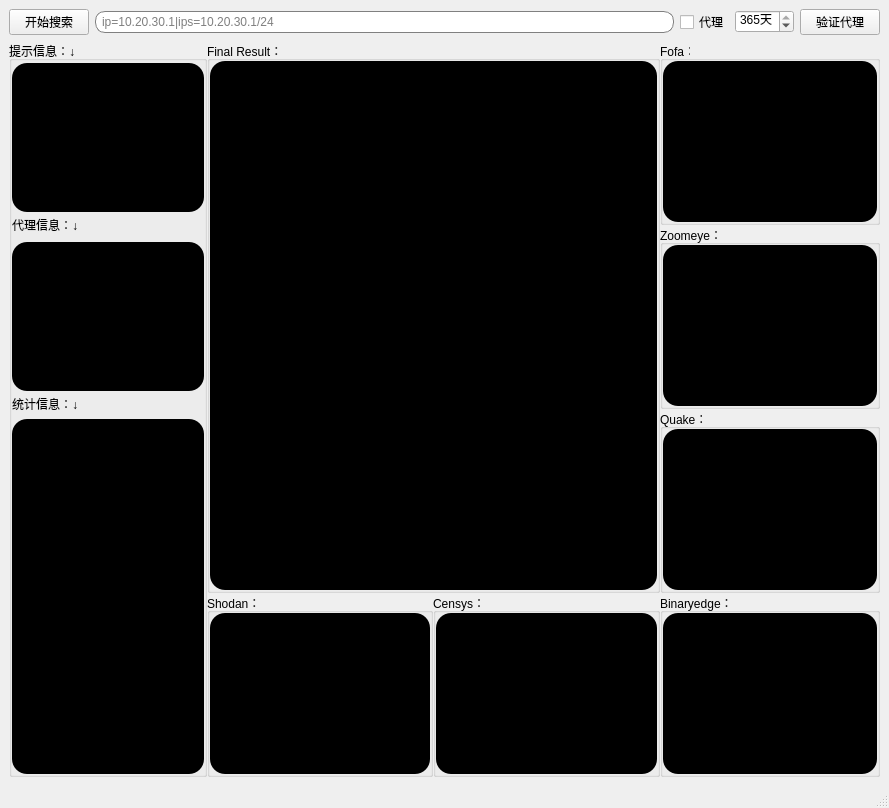
First picture: the form in search.ui, repository atdpa4sw0rd/Search-Tools, before the edit.
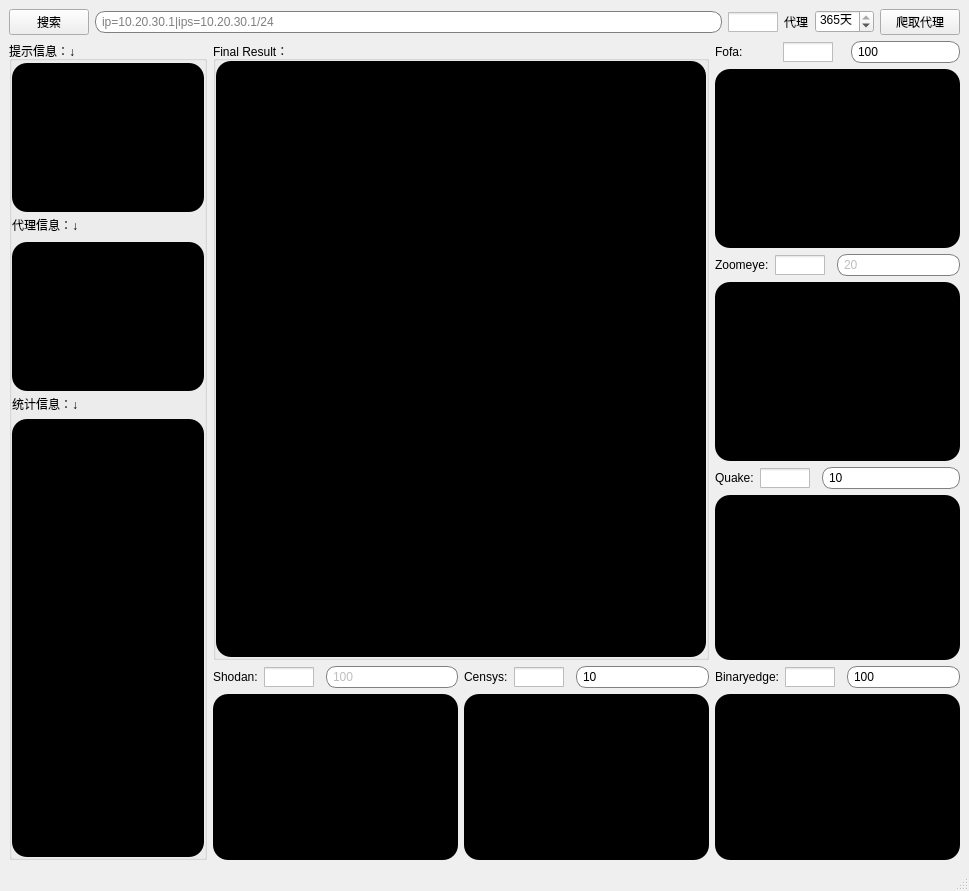
Second picture: the form after the edit. Icons and pictures are not drawn.

Patch:
```diff
--- a/search.ui
+++ b/search.ui
@@ -2,12 +2,15 @@
 <ui version="4.0">
  <class>allsearch</class>
  <widget class="QMainWindow" name="allsearch">
+  <property name="enabled">
+   <bool>true</bool>
+  </property>
   <property name="geometry">
    <rect>
     <x>0</x>
     <y>0</y>
-    <width>889</width>
-    <height>808</height>
+    <width>969</width>
+    <height>891</height>
    </rect>
   </property>
   <property name="windowTitle">
@@ -23,7 +26,7 @@
    <set>QMainWindow::AllowTabbedDocks|QMainWindow::AnimatedDocks</set>
   </property>
   <widget class="QWidget" name="centralwidget">
-   <layout class="QVBoxLayout" name="verticalLayout_6">
+   <layout class="QVBoxLayout" name="verticalLayout_8">
     <item>
      <layout class="QHBoxLayout" name="horizontalLayout">
       <item>
@@ -46,7 +49,17 @@
 }</string>
         </property>
         <property name="text">
-         <string>开始搜索</string>
+         <string>搜索</string>
+        </property>
+        <property name="icon">
+         <iconset resource="checkbox.qrc">
+          <normaloff>:/img/search.png</normaloff>:/img/search.png</iconset>
+        </property>
+        <property name="iconSize">
+         <size>
+          <width>43</width>
+          <height>21</height>
+         </size>
         </property>
        </widget>
       </item>
@@ -73,6 +86,20 @@
       </item>
       <item>
        <widget class="QCheckBox" name="proxy_checkBox">
+        <property name="styleSheet">
+         <string notr="true">QCheckBox::indicator { 
+    width: 50px;
+    height: 20px;
+}
+/*未选中*/
+QCheckBox::indicator::unchecked {   
+    image: url(:/img/false.png);
+}
+/*选中*/
+QCheckBox::indicator::checked { 
+    image: url(:/img/true.png);
+}</string>
+        </property>
         <property name="text">
          <string>代理</string>
         </property>
@@ -100,18 +127,19 @@
       <item>
        <widget class="QPushButton" name="proxy_test_pushButton">
         <property name="text">
-         <string>验证代理</string>
+         <string>爬取代理</string>
+        </property>
+        <property name="icon">
+         <iconset resource="checkbox.qrc">
+          <normaloff>:/img/spider.png</normaloff>:/img/spider.png</iconset>
         </property>
        </widget>
       </item>
      </layout>
     </item>
     <item>
-     <layout class="QGridLayout" name="gridLayout_2">
-      <property name="spacing">
-       <number>0</number>
-      </property>
-      <item row="0" column="0">
+     <layout class="QHBoxLayout" name="horizontalLayout_9">
+      <item>
        <layout class="QVBoxLayout" name="verticalLayout_11">
         <property name="spacing">
          <number>0</number>
@@ -120,7 +148,7 @@
          <widget class="QGroupBox" name="notice_groupBox">
           <property name="maximumSize">
            <size>
-            <width>210</width>
+            <width>199</width>
             <height>16777215</height>
            </size>
           </property>
@@ -235,12 +263,9 @@
         </item>
        </layout>
       </item>
-      <item row="0" column="1">
+      <item>
        <layout class="QGridLayout" name="gridLayout">
-        <property name="spacing">
-         <number>0</number>
-        </property>
-        <item row="0" column="0" rowspan="3" colspan="2">
+        <item row="0" column="0" rowspan="2" colspan="2">
          <widget class="QGroupBox" name="final_result_groupBox">
           <property name="styleSheet">
            <string notr="true"/>
@@ -291,26 +316,66 @@
          </widget>
         </item>
         <item row="0" column="2">
-         <widget class="QGroupBox" name="fofa_groupBox">
-          <property name="title">
-           <string>Fofa：</string>
-          </property>
-          <layout class="QVBoxLayout" name="verticalLayout_5">
-           <property name="spacing">
-            <number>0</number>
-           </property>
-           <property name="leftMargin">
-            <number>0</number>
-           </property>
-           <property name="topMargin">
-            <number>0</number>
-           </property>
-           <property name="rightMargin">
-            <number>0</number>
-           </property>
-           <property name="bottomMargin">
-            <number>0</number>
-           </property>
+         <layout class="QVBoxLayout" name="verticalLayout_3">
+          <item>
+           <layout class="QHBoxLayout" name="horizontalLayout_3">
+            <item>
+             <widget class="QLabel" name="fofa_label">
+              <property name="text">
+               <string>Fofa:</string>
+              </property>
+             </widget>
+            </item>
+            <item>
+             <widget class="QCheckBox" name="fofa_checkBox">
+              <property name="enabled">
+               <bool>true</bool>
+              </property>
+              <property name="styleSheet">
+               <string notr="true">QCheckBox::indicator { 
+    width: 50px;
+    height: 20px;
+}
+/*未选中*/
+QCheckBox::indicator::unchecked {   
+    image: url(:/img/false.png);
+}
+/*选中*/
+QCheckBox::indicator::checked { 
+    image: url(:/img/true.png);
+}</string>
+              </property>
+              <property name="text">
+               <string/>
+              </property>
+             </widget>
+            </item>
+            <item>
+             <widget class="QLineEdit" name="fofa_size_lineEdit">
+              <property name="maximumSize">
+               <size>
+                <width>109</width>
+                <height>16777215</height>
+               </size>
+              </property>
+              <property name="styleSheet">
+               <string notr="true">QLineEdit{
+
+border:1px solid gray;
+
+width:51px;
+
+border-radius:10px;
+
+padding:2px 4px;}</string>
+              </property>
+              <property name="text">
+               <string>100</string>
+              </property>
+             </widget>
+            </item>
+           </layout>
+          </item>
            <item>
             <widget class="QTextBrowser" name="fofa_search_output_textBrowser">
              <property name="minimumSize">
@@ -334,30 +399,64 @@
              </property>
             </widget>
            </item>
-          </layout>
-         </widget>
-        </item>
-        <item row="1" column="2">
-         <widget class="QGroupBox" name="zoomeye_groupBox">
-          <property name="title">
-           <string>Zoomeye：</string>
-          </property>
+          <item>
           <layout class="QVBoxLayout" name="verticalLayout_4">
-           <property name="spacing">
-            <number>0</number>
-           </property>
-           <property name="leftMargin">
-            <number>0</number>
-           </property>
-           <property name="topMargin">
-            <number>0</number>
-           </property>
-           <property name="rightMargin">
-            <number>0</number>
-           </property>
-           <property name="bottomMargin">
-            <number>0</number>
-           </property>
+            <item>
+             <layout class="QHBoxLayout" name="horizontalLayout_4">
+              <item>
+               <widget class="QLabel" name="zoomeye_label">
+                <property name="text">
+                 <string>Zoomeye:</string>
+                </property>
+               </widget>
+              </item>
+              <item>
+               <widget class="QCheckBox" name="zoomeye_checkBox">
+                <property name="enabled">
+                 <bool>true</bool>
+                </property>
+                <property name="styleSheet">
+                 <string notr="true">QCheckBox::indicator { 
+    width: 50px;
+    height: 20px;
+}
+/*未选中*/
+QCheckBox::indicator::unchecked {   
+    image: url(:/img/false.png);
+}
+/*选中*/
+QCheckBox::indicator::checked { 
+    image: url(:/img/true.png);
+}</string>
+                </property>
+                <property name="text">
+                 <string/>
+                </property>
+               </widget>
+              </item>
+              <item>
+               <widget class="QLineEdit" name="zoomeye_size_lineEdit">
+                <property name="enabled">
+                 <bool>false</bool>
+                </property>
+                <property name="styleSheet">
+                 <string notr="true">QLineEdit{
+
+border:1px solid gray;
+
+width:51px;
+
+border-radius:10px;
+
+padding:2px 4px;}</string>
+                </property>
+                <property name="text">
+                 <string>20</string>
+                </property>
+               </widget>
+              </item>
+             </layout>
+            </item>
            <item>
             <widget class="QTextBrowser" name="zoomeye_search_output_textBrowser">
              <property name="minimumSize">
@@ -382,29 +481,64 @@
             </widget>
            </item>
           </layout>
-         </widget>
-        </item>
-        <item row="2" column="2">
-         <widget class="QGroupBox" name="quake_groupBox">
-          <property name="title">
-           <string>Quake：</string>
-          </property>
-          <layout class="QVBoxLayout" name="verticalLayout_3">
-           <property name="spacing">
-            <number>0</number>
-           </property>
-           <property name="leftMargin">
-            <number>0</number>
-           </property>
-           <property name="topMargin">
-            <number>0</number>
-           </property>
-           <property name="rightMargin">
-            <number>0</number>
-           </property>
-           <property name="bottomMargin">
-            <number>0</number>
-           </property>
+          </item>
+         </layout>
+        </item>
+        <item row="1" column="2">
+         <layout class="QVBoxLayout" name="verticalLayout_5">
+          <item>
+           <layout class="QHBoxLayout" name="horizontalLayout_5">
+            <item>
+             <widget class="QLabel" name="quake_label">
+              <property name="text">
+               <string>Quake:</string>
+              </property>
+             </widget>
+            </item>
+            <item>
+             <widget class="QCheckBox" name="quake_checkBox">
+              <property name="enabled">
+               <bool>true</bool>
+              </property>
+              <property name="styleSheet">
+               <string notr="true">QCheckBox::indicator { 
+    width: 50px;
+    height: 20px;
+}
+/*未选中*/
+QCheckBox::indicator::unchecked {   
+    image: url(:/img/false.png);
+}
+/*选中*/
+QCheckBox::indicator::checked { 
+    image: url(:/img/true.png);
+}</string>
+              </property>
+              <property name="text">
+               <string/>
+              </property>
+             </widget>
+            </item>
+            <item>
+             <widget class="QLineEdit" name="quake_size_lineEdit">
+              <property name="styleSheet">
+               <string notr="true">QLineEdit{
+
+border:1px solid gray;
+
+width:51px;
+
+border-radius:10px;
+
+padding:2px 4px;}</string>
+              </property>
+              <property name="text">
+               <string>10</string>
+              </property>
+             </widget>
+            </item>
+           </layout>
+          </item>
            <item>
             <widget class="QTextBrowser" name="quake_search_output_textBrowser">
              <property name="minimumSize">
@@ -429,29 +563,65 @@
             </widget>
            </item>
           </layout>
-         </widget>
-        </item>
-        <item row="3" column="0">
-         <widget class="QGroupBox" name="shodan_groupBox">
-          <property name="title">
-           <string>Shodan：</string>
-          </property>
-          <layout class="QHBoxLayout" name="horizontalLayout_3">
-           <property name="spacing">
-            <number>0</number>
-           </property>
-           <property name="leftMargin">
-            <number>0</number>
-           </property>
-           <property name="topMargin">
-            <number>0</number>
-           </property>
-           <property name="rightMargin">
-            <number>0</number>
-           </property>
-           <property name="bottomMargin">
-            <number>0</number>
-           </property>
+        </item>
+        <item row="2" column="0">
+         <layout class="QVBoxLayout" name="verticalLayout_2">
+          <item>
+           <layout class="QHBoxLayout" name="horizontalLayout_6">
+            <item>
+             <widget class="QLabel" name="shodan_label">
+              <property name="text">
+               <string>Shodan:</string>
+              </property>
+             </widget>
+            </item>
+            <item>
+             <widget class="QCheckBox" name="shodan_checkBox">
+              <property name="enabled">
+               <bool>true</bool>
+              </property>
+              <property name="styleSheet">
+               <string notr="true">QCheckBox::indicator { 
+    width: 50px;
+    height: 20px;
+}
+/*未选中*/
+QCheckBox::indicator::unchecked {   
+    image: url(:/img/false.png);
+}
+/*选中*/
+QCheckBox::indicator::checked { 
+    image: url(:/img/true.png);
+}</string>
+              </property>
+              <property name="text">
+               <string/>
+              </property>
+             </widget>
+            </item>
+            <item>
+             <widget class="QLineEdit" name="shodan_size_lineEdit">
+              <property name="enabled">
+               <bool>false</bool>
+              </property>
+              <property name="styleSheet">
+               <string notr="true">QLineEdit{
+
+border:1px solid gray;
+
+width:51px;
+
+border-radius:10px;
+
+padding:2px 4px;}</string>
+              </property>
+              <property name="text">
+               <string>100</string>
+              </property>
+             </widget>
+            </item>
+           </layout>
+          </item>
            <item>
             <widget class="QTextBrowser" name="shodan_search_output_textBrowser">
              <property name="minimumSize">
@@ -483,29 +653,62 @@
             </widget>
            </item>
           </layout>
-         </widget>
-        </item>
-        <item row="3" column="1">
-         <widget class="QGroupBox" name="censys_groupBox">
-          <property name="title">
-           <string>Censys：</string>
-          </property>
-          <layout class="QHBoxLayout" name="horizontalLayout_5">
-           <property name="spacing">
-            <number>0</number>
-           </property>
-           <property name="leftMargin">
-            <number>0</number>
-           </property>
-           <property name="topMargin">
-            <number>0</number>
-           </property>
-           <property name="rightMargin">
-            <number>0</number>
-           </property>
-           <property name="bottomMargin">
-            <number>0</number>
-           </property>
+        </item>
+        <item row="2" column="1">
+         <layout class="QVBoxLayout" name="verticalLayout_7">
+          <item>
+           <layout class="QHBoxLayout" name="horizontalLayout_7">
+            <item>
+             <widget class="QLabel" name="censys_label">
+              <property name="text">
+               <string>Censys:</string>
+              </property>
+             </widget>
+            </item>
+            <item>
+             <widget class="QCheckBox" name="censys_checkBox">
+              <property name="enabled">
+               <bool>true</bool>
+              </property>
+              <property name="styleSheet">
+               <string notr="true">QCheckBox::indicator { 
+    width: 50px;
+    height: 20px;
+}
+/*未选中*/
+QCheckBox::indicator::unchecked {   
+    image: url(:/img/false.png);
+}
+/*选中*/
+QCheckBox::indicator::checked { 
+    image: url(:/img/true.png);
+}</string>
+              </property>
+              <property name="text">
+               <string/>
+              </property>
+             </widget>
+            </item>
+            <item>
+             <widget class="QLineEdit" name="censys_size_lineEdit">
+              <property name="styleSheet">
+               <string notr="true">QLineEdit{
+
+border:1px solid gray;
+
+width:51px;
+
+border-radius:10px;
+
+padding:2px 4px;}</string>
+              </property>
+              <property name="text">
+               <string>10</string>
+              </property>
+             </widget>
+            </item>
+           </layout>
+          </item>
            <item>
             <widget class="QTextBrowser" name="censys_search_output_textBrowser">
              <property name="minimumSize">
@@ -530,29 +733,62 @@
             </widget>
            </item>
           </layout>
-         </widget>
-        </item>
-        <item row="3" column="2">
-         <widget class="QGroupBox" name="binaryedge_groupBox">
-          <property name="title">
-           <string>Binaryedge：</string>
-          </property>
-          <layout class="QVBoxLayout" name="verticalLayout_2">
-           <property name="spacing">
-            <number>0</number>
-           </property>
-           <property name="leftMargin">
-            <number>0</number>
-           </property>
-           <property name="topMargin">
-            <number>0</number>
-           </property>
-           <property name="rightMargin">
-            <number>0</number>
-           </property>
-           <property name="bottomMargin">
-            <number>0</number>
-           </property>
+        </item>
+        <item row="2" column="2">
+         <layout class="QVBoxLayout" name="verticalLayout_6">
+          <item>
+           <layout class="QHBoxLayout" name="horizontalLayout_8">
+            <item>
+             <widget class="QLabel" name="binaryedge_label">
+              <property name="text">
+               <string>Binaryedge:</string>
+              </property>
+             </widget>
+            </item>
+            <item>
+             <widget class="QCheckBox" name="binaryedge_checkBox">
+              <property name="enabled">
+               <bool>true</bool>
+              </property>
+              <property name="styleSheet">
+               <string notr="true">QCheckBox::indicator { 
+    width: 50px;
+    height: 20px;
+}
+/*未选中*/
+QCheckBox::indicator::unchecked {   
+    image: url(:/img/false.png);
+}
+/*选中*/
+QCheckBox::indicator::checked { 
+    image: url(:/img/true.png);
+}</string>
+              </property>
+              <property name="text">
+               <string/>
+              </property>
+             </widget>
+            </item>
+            <item>
+             <widget class="QLineEdit" name="binaryedge_size_lineEdit">
+              <property name="styleSheet">
+               <string notr="true">QLineEdit{
+
+border:1px solid gray;
+
+width:51px;
+
+border-radius:10px;
+
+padding:2px 4px;}</string>
+              </property>
+              <property name="text">
+               <string>100</string>
+              </property>
+             </widget>
+            </item>
+           </layout>
+          </item>
            <item>
             <widget class="QTextBrowser" name="binaryedge_search_output_textBrowser">
              <property name="minimumSize">
@@ -577,7 +813,6 @@
             </widget>
            </item>
           </layout>
-         </widget>
         </item>
        </layout>
       </item>
```
Left out of the diff: 6 changed lines with no effect on the pictures. Lines whose indentation alone changed are shown as unchanged.
